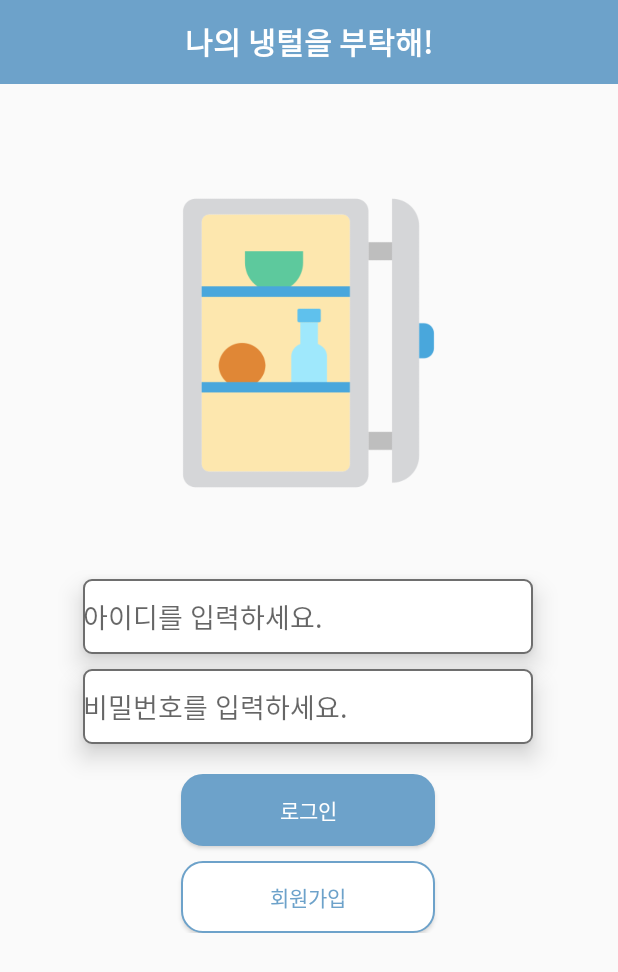
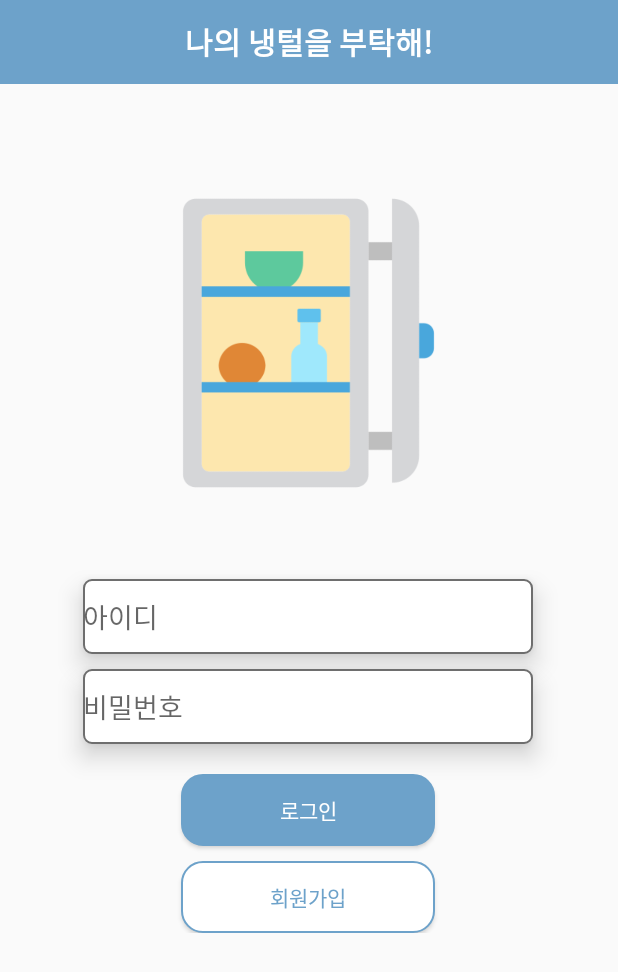
Before and after one commit to NASEYUN/MyRefrigerator, an Android app: the screen it shows after launch (MainActivity), on a phone screen of 412 x 824 dp. Shown: the top 972 px of the screen. Run offline under Robolectric (Android 15) with nearby library versions, the phone set to English and light mode, and no system bars.

Commit message:
merge nase branch

```diff
--- a/app/src/main/res/layout/activity_main.xml
+++ b/app/src/main/res/layout/activity_main.xml
@@ -58,7 +58,7 @@
             android:background="@drawable/edittext_custom"
             android:elevation="10dp"
             android:ems="10"
-            android:hint="아이디를 입력하세요."
+            android:hint="아이디"
             android:inputType="textPersonName" />
 
         <EditText
@@ -69,7 +69,7 @@
             android:background="@drawable/edittext_custom"
             android:elevation="10dp"
             android:ems="10"
-            android:hint="비밀번호를 입력하세요."
+            android:hint="비밀번호"
             android:inputType="textPersonName" />
 
         <Button
```
